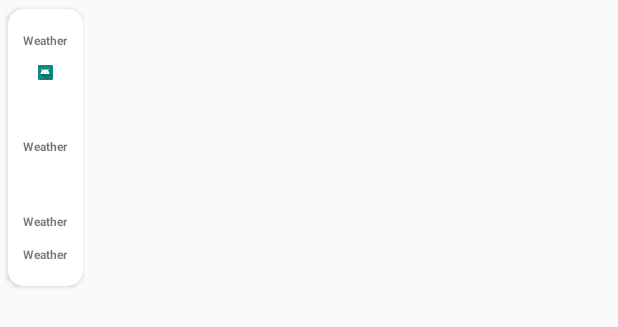
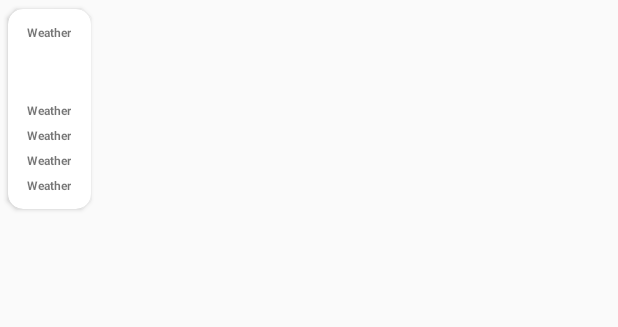
Before and after one commit to dorshamir55/FirstNews, an Android app: the layout weather_cell.xml on its own in the app's theme, with its tools: preview values and no code run, on a phone screen of 412 x 824 dp. Shown: the top 327 px of the screen. Run offline under Robolectric (Android 15) with nearby library versions, the phone set to English and light mode, and no system bars; network calls fail.

```diff
--- a/app/src/main/res/layout/weather_cell.xml
+++ b/app/src/main/res/layout/weather_cell.xml
@@ -8,7 +8,7 @@
     android:elevation="8dp"
     app:cardCornerRadius="10dp">
     <LinearLayout
-        android:layout_width="30dp"
+        android:layout_width="35dp"
         android:layout_height="wrap_content"
         android:orientation="vertical">
 
@@ -19,23 +19,15 @@
             android:id="@+id/time_tv"
             android:textSize="8sp"
             android:textStyle="bold"
-            android:layout_marginVertical="5dp"
             android:text="@string/weather_title"/>
 
         <ImageView
-            android:layout_width="10dp"
-            android:layout_height="10dp"
+            android:layout_width="30dp"
+            android:layout_height="30dp"
             android:layout_gravity="center"
-            android:id="@+id/image_tv"
-            android:layout_marginVertical="5dp"
-            android:background="@mipmap/ic_launcher"/>
+            android:id="@+id/image_iv"
+            android:layout_marginVertical="5dp"/>
 
-        <LinearLayout
-            android:layout_width="match_parent"
-            android:layout_height="wrap_content"
-            android:orientation="horizontal"
-            android:layout_gravity="center"
-            android:layout_marginVertical="5dp">
         <TextView
             android:layout_width="wrap_content"
             android:layout_height="wrap_content"
@@ -43,23 +35,18 @@
             android:id="@+id/celsius_tv"
             android:textSize="8sp"
             android:textStyle="bold"
+            android:layout_marginBottom="5dp"
             android:text="@string/weather_title"/>
 
         <TextView
             android:layout_width="wrap_content"
             android:layout_height="wrap_content"
             android:layout_gravity="center"
-                android:text=" "/>
-
-            <TextView
-                android:layout_width="wrap_content"
-                android:layout_height="wrap_content"
-                android:layout_gravity="center"
-                android:id="@+id/fahrenheit_tv"
+            android:id="@+id/description_tv"
             android:textSize="8sp"
             android:textStyle="bold"
+            android:layout_marginBottom="5dp"
             android:text="@string/weather_title"/>
-        </LinearLayout>
 
         <TextView
             android:layout_width="wrap_content"
@@ -68,7 +55,7 @@
             android:id="@+id/day_tv"
             android:textSize="8sp"
             android:textStyle="bold"
-            android:layout_marginVertical="5dp"
+            android:layout_marginBottom="5dp"
             android:text="@string/weather_title"/>
 
 
@@ -79,7 +66,6 @@
             android:id="@+id/date_tv"
             android:textSize="8sp"
             android:textStyle="bold"
-            android:layout_marginVertical="5dp"
             android:text="@string/weather_title"/>
     </LinearLayout>
 
```
Also changed, not shown: app/src/main/java/com/example/firstnews/MainActivity.java (+9 -6 lines), app/src/main/java/com/example/firstnews/Weather.java (+7 -7 lines), app/src/main/java/com/example/firstnews/WeatherAdapter.java (+6 -6 lines), app/src/main/java/com/example/firstnews/WeatherFragment.java (+12 -4 lines), app/src/main/java/com/example/firstnews/WeatherManager.java (+38 -18 lines). Lines whose indentation alone changed are shown as unchanged.
